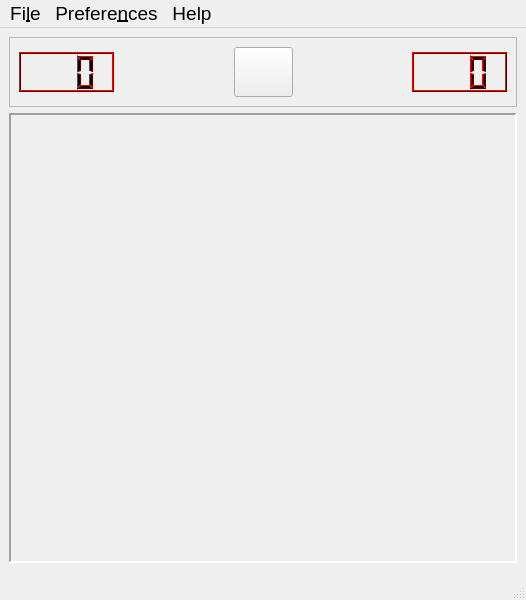
Pinguinsan/QMineSweeper, file forms/MainWindow.ui: the form before one commit.
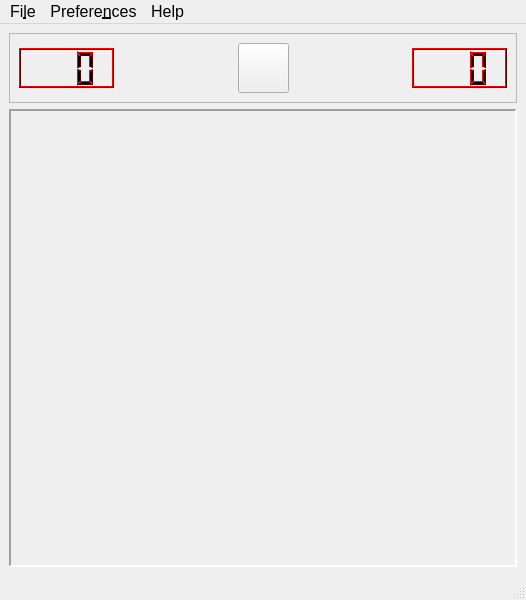
The form after the commit. Custom widgets are drawn as their Qt base class.

The edit to the form file:
```diff
--- a/forms/MainWindow.ui
+++ b/forms/MainWindow.ui
@@ -12,7 +12,7 @@
   </property>
   <property name="font">
    <font>
-    <pointsize>14</pointsize>
+    <pointsize>12</pointsize>
    </font>
   </property>
   <property name="windowTitle">
@@ -1022,18 +1022,18 @@
      <x>0</x>
      <y>0</y>
      <width>526</width>
-     <height>30</height>
+     <height>34</height>
     </rect>
    </property>
    <property name="font">
     <font>
-     <pointsize>14</pointsize>
+     <pointsize>12</pointsize>
     </font>
    </property>
    <widget class="QMenu" name="menuFile">
     <property name="font">
      <font>
-      <pointsize>16</pointsize>
+      <pointsize>12</pointsize>
      </font>
     </property>
     <property name="title">
```
